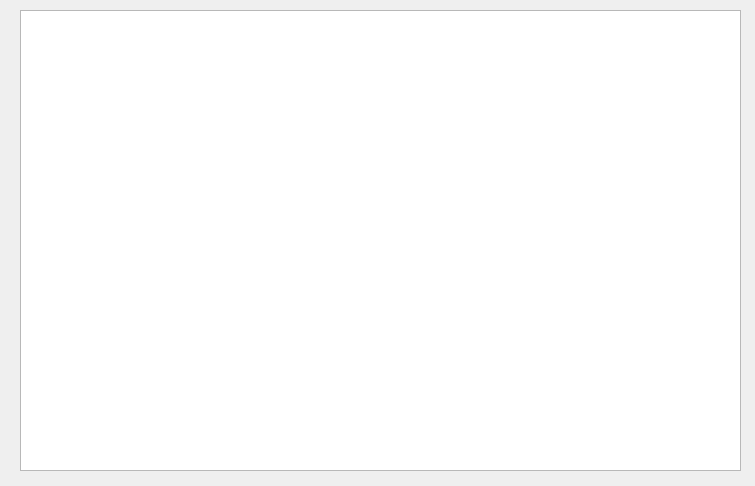
Old version of the form CRankDlg.ui in the repository cryyin/DataStructure_final.
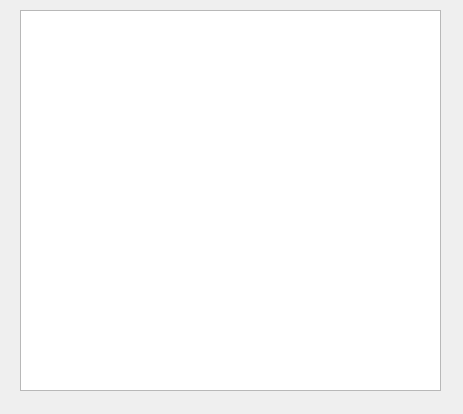
New version of the form.

```diff
--- a/CRankDlg.ui
+++ b/CRankDlg.ui
@@ -6,8 +6,8 @@
    <rect>
     <x>0</x>
     <y>0</y>
-    <width>755</width>
-    <height>486</height>
+    <width>463</width>
+    <height>414</height>
    </rect>
   </property>
   <property name="windowTitle">
@@ -18,8 +18,8 @@
     <rect>
      <x>20</x>
      <y>10</y>
-     <width>721</width>
-     <height>461</height>
+     <width>421</width>
+     <height>381</height>
     </rect>
    </property>
   </widget>
```
Left out of the diff: 2 changed lines with no effect on the pictures.
